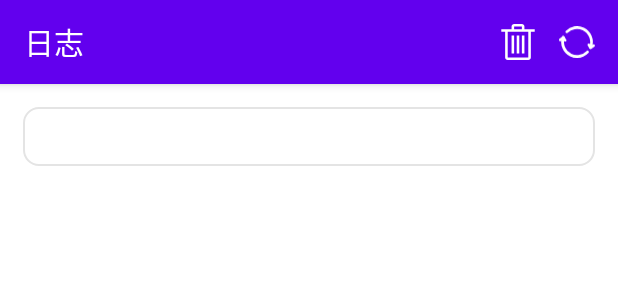
After one commit to loongwind/android-frp-client, an Android app: the layout activity_log.xml on its own in the app's theme, with its tools: preview values and no code run, on a phone screen of 412 x 824 dp. The commit adds this screen. Shown: the top 300 px of the screen. Run offline under Robolectric (Android 15) with nearby library versions, the phone set to English and light mode, and no system bars.

Commit message:
add view log

```diff
--- a/app/src/main/AndroidManifest.xml
+++ b/app/src/main/AndroidManifest.xml
@@ -48,6 +48,10 @@
             android:name=".ui.FrpcConfigListActivity"
             android:theme="@style/Theme.FrpClient.NoActionBar"
             android:label="FrpcConfigList" />
+        <activity
+            android:name=".ui.LogActivity"
+            android:theme="@style/Theme.FrpClient.NoActionBar"
+            android:label="FrpcConfigList" />
     </application>
 
 </manifest>
--- a/app/src/main/java/com/loongwind/frp/client/constant/Constant.kt
+++ b/app/src/main/java/com/loongwind/frp/client/constant/Constant.kt
@@ -3,3 +3,6 @@ package com.loongwind.frp.client.constant
 
 const val TYPE_START_SERVICE = 0x00
 const val TYPE_STOP_SERVICE = 0x01
+
+
+const val LOGFILE = "logFile"
--- a/app/src/main/java/com/loongwind/frp/client/constant/Event.kt
+++ b/app/src/main/java/com/loongwind/frp/client/constant/Event.kt
@@ -9,3 +9,4 @@ const val EVENT_STOP_SERVICE = 0xf006
 const val EVENT_DETAILS = 0xf007
 const val EVENT_SELECT = 0xf008
 const val EVENT_RESULT = 0xf009
+const val EVENT_LOG = 0xf010
--- a/app/src/main/java/com/loongwind/frp/client/modules/RepositoryModule.kt
+++ b/app/src/main/java/com/loongwind/frp/client/modules/RepositoryModule.kt
@@ -1,5 +1,6 @@
 package com.loongwind.frp.client.modules
 
+import com.loongwind.frp.client.repository.FileRepository
 import com.loongwind.frp.client.repository.FrpcApiRepository
 import com.loongwind.frp.client.repository.IniRepository
 import org.koin.dsl.module
@@ -7,4 +8,5 @@ import org.koin.dsl.module
 val repositoryModule = module{
     single { IniRepository() }
     single { FrpcApiRepository() }
+    single { FileRepository() }
 }
--- a/app/src/main/java/com/loongwind/frp/client/modules/ViewModelModule.kt
+++ b/app/src/main/java/com/loongwind/frp/client/modules/ViewModelModule.kt
@@ -11,5 +11,6 @@ val viewModelModule = module{
     viewModel { FrpServiceDetailsVM() }
     viewModel { FrpAddConfigVM() }
     viewModel { HomeVM() }
+    viewModel { LogVM() }
 
 }
--- a/app/src/main/java/com/loongwind/frp/client/ui/HomeFragment.kt
+++ b/app/src/main/java/com/loongwind/frp/client/ui/HomeFragment.kt
@@ -22,6 +22,7 @@ class HomeFragment : BaseBindingViewModelFragment<FragmentHomeBinding, HomeVM>()
             EVENT_START_SERVICE -> startFrpService()
             EVENT_STOP_SERVICE -> startFrpService()
             EVENT_SELECT -> toSelectConfig()
+            EVENT_LOG -> toLog()
         }
     }
 
@@ -51,4 +52,9 @@ class HomeFragment : BaseBindingViewModelFragment<FragmentHomeBinding, HomeVM>()
         val intent = Intent(activity, FrpcConfigListActivity::class.java)
         requestDataLauncher.launch(intent)
     }
+
+    private fun toLog(){
+        val intent = Intent(activity, LogActivity::class.java)
+        startActivity(intent)
+    }
 }
--- a/app/src/main/java/com/loongwind/frp/client/vm/HomeVM.kt
+++ b/app/src/main/java/com/loongwind/frp/client/vm/HomeVM.kt
@@ -72,6 +72,10 @@ class HomeVM : BaseViewModel(), KoinComponent {
         postEvent(EVENT_SELECT)
     }
 
+    fun onLogClick(){
+        postEvent(EVENT_LOG)
+    }
+
     fun switchConnect(){
 //        postEvent(EVENT_START_SERVICE)
     }
--- /dev/null
+++ b/app/src/main/res/drawable/ic_delete.xml
@@ -0,0 +1,18 @@
+<vector xmlns:android="http://schemas.android.com/apk/res/android"
+    android:width="128dp"
+    android:height="128dp"
+    android:viewportWidth="1024"
+    android:viewportHeight="1024">
+  <path
+      android:fillColor="@color/white"
+      android:pathData="M694.9,146.3 L694.9,73.1c0,-40.4 -32.7,-73.1 -73.1,-73.1L402.3,0c-40.4,0 -73.1,32.7 -73.1,73.1l0,73.1L36.6,146.3l0,73.1 109.7,0 0,731.4c0,40.4 32.7,73.1 73.1,73.1l585.1,0c40.4,0 73.1,-32.7 73.1,-73.1L877.7,219.4l109.7,0L987.4,146.3 694.9,146.3zM402.3,73.1l219.4,0 0,73.1L402.3,146.3 402.3,73.1zM804.6,950.9 L219.4,950.9 219.4,219.4l585.1,0L804.6,950.9z"/>
+  <path
+      android:fillColor="@color/white"
+      android:pathData="M329.1,329.1l73.1,0 0,512 -73.1,0 0,-512Z"/>
+  <path
+      android:fillColor="@color/white"
+      android:pathData="M475.4,329.1l73.1,0 0,512 -73.1,0 0,-512Z"/>
+  <path
+      android:fillColor="@color/white"
+      android:pathData="M621.7,329.1l73.1,0 0,512 -73.1,0 0,-512Z"/>
+</vector>
--- /dev/null
+++ b/app/src/main/res/drawable/ic_refresh.xml
@@ -0,0 +1,12 @@
+<vector xmlns:android="http://schemas.android.com/apk/res/android"
+    android:width="145.3dp"
+    android:height="128dp"
+    android:viewportWidth="1162"
+    android:viewportHeight="1024">
+  <path
+      android:fillColor="@color/white"
+      android:pathData="M1015.3,720.2h-8.7a34.7,34.7 0,0 1,-26 -52.1,433.9 433.9,0 0,0 -216.9,-538 425.2,425.2 0,0 0,-485.9 86.8,43.4 43.4,0 0,1 -60.7,-60.7A520.6,520.6 0,0 1,807 52.1,512 512,0 0,1 1058.7,694.2a43.4,43.4 0,0 1,-43.4 26zM581.4,1023.9a538,538 0,0 1,-225.6 -52.1,520.6 520.6,0 0,1 -260.3,-624.8 43.4,43.4 0,0 1,60.7 -26,43.4 43.4,0 0,1 26,52.1 433.9,433.9 0,0 0,216.9 520.6,425.2 425.2,0 0,0 485.9,-86.8 43.4,43.4 0,1 1,60.7 60.7,485.9 485.9,0 0,1 -364.5,156.2z"/>
+  <path
+      android:fillColor="@color/white"
+      android:pathData="M199.6,494.6c-17.4,0 -26,0 -34.7,-17.4l-34.7,-52.1 -60.7,52.1a43.4,43.4 0,0 1,-60.7 -8.7,43.4 43.4,0 0,1 8.7,-60.7l95.5,-78.1c8.7,-8.7 26,-17.4 34.7,-8.7s26,8.7 26,17.4L234.3,433.9c17.4,17.4 8.7,43.4 -17.4,60.7zM1015.3,746.3h-8.7l-26,-26 -52.1,-95.5c-17.4,-17.4 -8.7,-43.4 17.4,-60.7a60.7,60.7 0,0 1,60.7 17.4l26,60.7 60.7,-52.1a52.1,52.1 0,0 1,60.7 8.7c8.7,17.4 8.7,52.1 -8.7,60.7l-104.1,78.1z"/>
+</vector>
--- /dev/null
+++ b/app/src/main/res/layout/activity_log.xml
@@ -0,0 +1,76 @@
+<?xml version="1.0" encoding="utf-8"?>
+<layout xmlns:android="http://schemas.android.com/apk/res/android"
+    xmlns:app="http://schemas.android.com/apk/res-auto"
+    xmlns:tools="http://schemas.android.com/tools">
+
+    <data>
+
+        <variable
+            name="vm"
+            type="com.loongwind.frp.client.vm.LogVM" />
+
+        <import type="android.view.Gravity" />
+    </data>
+
+
+    <androidx.coordinatorlayout.widget.CoordinatorLayout
+        android:layout_width="match_parent"
+        android:layout_height="match_parent">
+
+
+        <com.google.android.material.appbar.AppBarLayout
+            android:layout_width="match_parent"
+            android:layout_height="wrap_content"
+            android:theme="@style/Theme.FrpClient.AppBarOverlay">
+
+            <androidx.appcompat.widget.Toolbar
+                android:id="@+id/toolbar"
+                android:layout_width="match_parent"
+                android:layout_height="?attr/actionBarSize"
+                android:background="?attr/colorPrimary"
+                app:navigationOnClickListener="@{()->vm.back()}"
+                app:popupTheme="@style/Theme.FrpClient.PopupOverlay"
+                app:showBack="@{true}"
+                app:title="日志"
+                app:titleGravity="@{Gravity.CENTER}" >
+
+                <ImageView
+                    android:layout_width="24dp"
+                    android:layout_height="24dp"
+                    android:layout_gravity="right"
+                    android:src="@drawable/ic_refresh"
+                    android:layout_marginRight="15dp"
+                    android:onClick="@{()->vm.refreshLog()}"/>
+
+                <ImageView
+                    android:layout_width="24dp"
+                    android:layout_height="24dp"
+                    android:layout_gravity="right"
+                    android:src="@drawable/ic_delete"
+                    android:layout_marginRight="15dp"
+                    android:onClick="@{()->vm.clearLog()}"/>
+            </androidx.appcompat.widget.Toolbar>
+
+        </com.google.android.material.appbar.AppBarLayout>
+
+        <androidx.constraintlayout.widget.ConstraintLayout
+            android:layout_width="match_parent"
+            android:layout_height="match_parent"
+            android:padding="15dp"
+            app:layout_behavior="@string/appbar_scrolling_view_behavior">
+
+            <TextView
+                android:layout_width="match_parent"
+                android:layout_height="wrap_content"
+                android:background="@drawable/bg_round_rect"
+                android:padding="10dp"
+                android:text="@{vm.logContent}"
+                app:isScroll="@{true}"
+                app:layout_constraintLeft_toLeftOf="parent"
+                app:layout_constraintTop_toTopOf="parent" />
+
+        </androidx.constraintlayout.widget.ConstraintLayout>
+
+    </androidx.coordinatorlayout.widget.CoordinatorLayout>
+
+</layout>
```
Also changed, not shown: app/src/main/java/com/loongwind/frp/client/ext/ViewExt.kt (added, +13 -0 lines), app/src/main/java/com/loongwind/frp/client/modules/AppModule.kt (+8 -0 lines), app/src/main/java/com/loongwind/frp/client/repository/FileRepository.kt (added, +38 -0 lines), app/src/main/java/com/loongwind/frp/client/ui/LogActivity.kt (added, +8 -0 lines), app/src/main/java/com/loongwind/frp/client/vm/LogVM.kt (added, +28 -0 lines), app/src/main/res/drawable/ic_log.xml (added, +9 -0 lines), app/src/main/res/layout/fragment_home.xml (+15 -2 lines).
